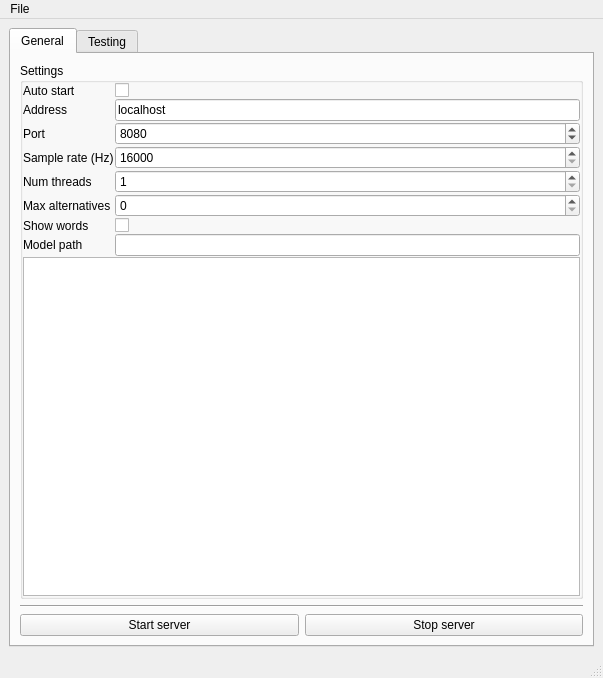
First picture: the form in src/application.ui, repository IlgarLunin/vosk-language-server, before the edit.
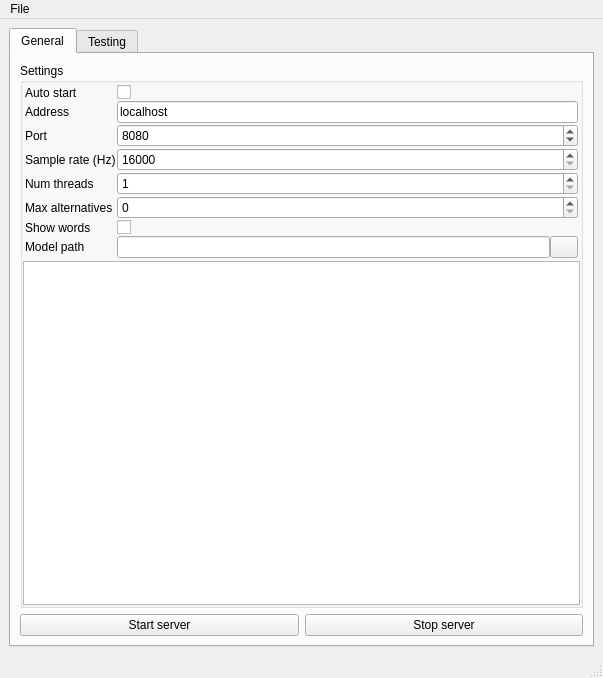
Second picture: the form after the edit. The open tabs and pages were chosen to show the change. Icons and pictures are not drawn.

The edit to the form file:
```diff
--- a/src/application.ui
+++ b/src/application.ui
@@ -57,6 +57,18 @@
             <layout class="QVBoxLayout" name="verticalLayout_4">
              <item>
               <layout class="QFormLayout" name="formLayout">
+               <property name="leftMargin">
+                <number>2</number>
+               </property>
+               <property name="topMargin">
+                <number>2</number>
+               </property>
+               <property name="rightMargin">
+                <number>2</number>
+               </property>
+               <property name="bottomMargin">
+                <number>2</number>
+               </property>
                <item row="1" column="0">
                 <widget class="QLabel" name="addressLabel">
                  <property name="text">
@@ -165,9 +177,6 @@
                  </property>
                 </widget>
                </item>
-               <item row="7" column="1">
-                <widget class="QLineEdit" name="modelPathLineEdit"/>
-               </item>
                <item row="0" column="0">
                 <widget class="QLabel" name="autoStartLabel">
                  <property name="text">
@@ -182,6 +191,58 @@
                  </property>
                 </widget>
                </item>
+               <item row="7" column="1">
+                <widget class="QWidget" name="widget" native="true">
+                 <layout class="QHBoxLayout" name="horizontalLayout_4">
+                  <property name="spacing">
+                   <number>0</number>
+                  </property>
+                  <property name="leftMargin">
+                   <number>0</number>
+                  </property>
+                  <property name="topMargin">
+                   <number>0</number>
+                  </property>
+                  <property name="rightMargin">
+                   <number>0</number>
+                  </property>
+                  <property name="bottomMargin">
+                   <number>0</number>
+                  </property>
+                  <item>
+                   <layout class="QHBoxLayout" name="horizontalLayout_3">
+                    <property name="spacing">
+                     <number>0</number>
+                    </property>
+                    <item>
+                     <widget class="QLineEdit" name="modelPathLineEdit">
+                      <property name="readOnly">
+                       <bool>true</bool>
+                      </property>
+                     </widget>
+                    </item>
+                    <item>
+                     <widget class="QPushButton" name="pbPickFolder">
+                      <property name="maximumSize">
+                       <size>
+                        <width>28</width>
+                        <height>28</height>
+                       </size>
+                      </property>
+                      <property name="text">
+                       <string/>
+                      </property>
+                      <property name="icon">
+                       <iconset resource="../resources/resources.qrc">
+                        <normaloff>:/folder.png</normaloff>:/folder.png</iconset>
+                      </property>
+                     </widget>
+                    </item>
+                   </layout>
+                  </item>
+                 </layout>
+                </widget>
+               </item>
               </layout>
              </item>
             </layout>
@@ -192,13 +253,6 @@
           </layout>
          </widget>
         </item>
-        <item>
-         <widget class="Line" name="line">
-          <property name="orientation">
-           <enum>Qt::Horizontal</enum>
-          </property>
-         </widget>
-        </item>
         <item>
          <layout class="QHBoxLayout" name="horizontalLayout">
           <item>
```
Left out of the diff: 2 changed lines with no effect on the pictures.
